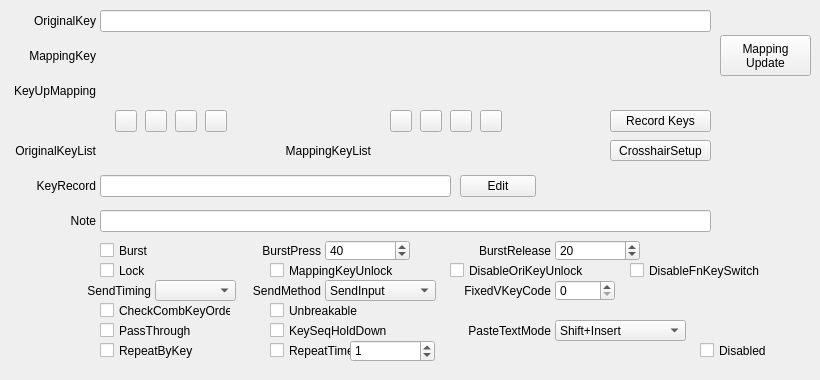
First picture: the form in QKeyMapper/qitemsetupdialog.ui, repository Zalafina/QKeyMapper, before the edit.
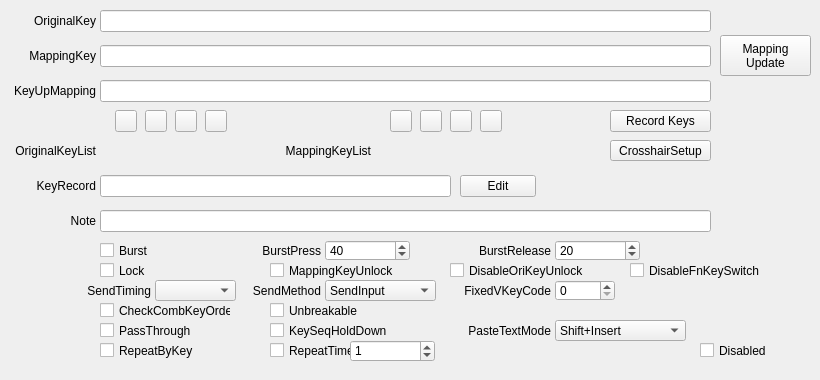
Second picture: the form after the edit. Custom widgets are drawn as their Qt base class.

Commit message: Use promoted SetupDialog_MappingKeyLineEdit.

```diff
--- a/QKeyMapper/qitemsetupdialog.ui
+++ b/QKeyMapper/qitemsetupdialog.ui
@@ -941,7 +941,34 @@
     <bool>false</bool>
    </property>
   </widget>
+  <widget class="KeyStringLineEdit" name="SetupDialog_MappingKeyLineEdit">
+   <property name="geometry">
+    <rect>
+     <x>100</x>
+     <y>45</y>
+     <width>611</width>
+     <height>22</height>
+    </rect>
+   </property>
+  </widget>
+  <widget class="KeyStringLineEdit" name="SetupDialog_MappingKey_KeyUpLineEdit">
+   <property name="geometry">
+    <rect>
+     <x>100</x>
+     <y>80</y>
+     <width>611</width>
+     <height>22</height>
+    </rect>
+   </property>
+  </widget>
  </widget>
+ <customwidgets>
+  <customwidget>
+   <class>KeyStringLineEdit</class>
+   <extends>QLineEdit</extends>
+   <header>qitemsetupdialog.h</header>
+  </customwidget>
+ </customwidgets>
  <resources/>
  <connections/>
 </ui>
```
The commit also changes 2 other files.
